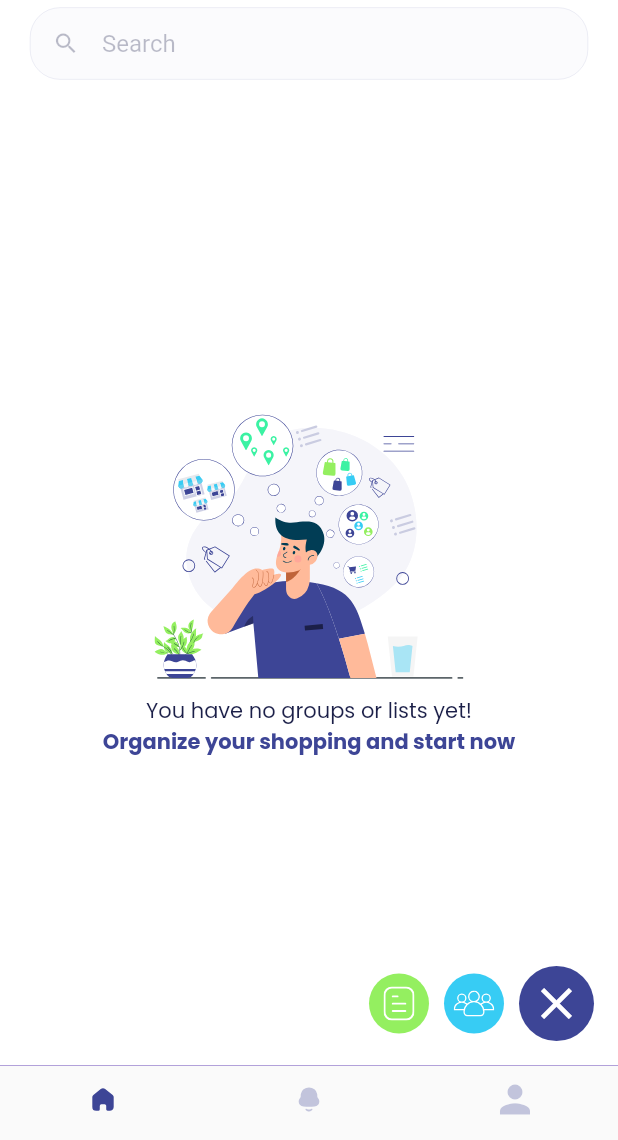
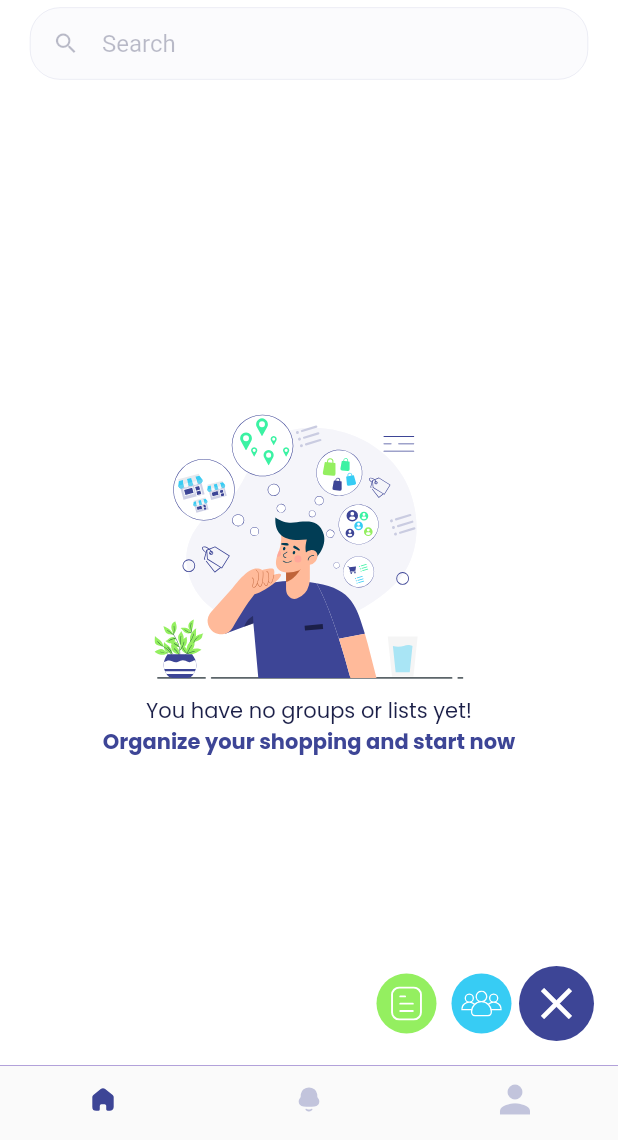
Before and after one commit to Mina-Nabil/shopanizer, a Flutter app: the screen it shows after launch, after a tap on the "add" icon, on a phone screen of 412 x 824 dp, the part 96-1236 px from its top. Run offline on Flutter 3.47's test engine with Material 2 defaults, Android fonts, the phone set to English and light mode, and no system bars; our stand-ins replace flutter_svg.

Commit message:
adjust FAB & working on new group screen

```diff
--- a/lib/main.dart
+++ b/lib/main.dart
@@ -28,6 +28,7 @@ class MyApp extends StatelessWidget {
           inputDecorationTheme: InputDecorationTheme(
               filled: true,
               fillColor: ShopColors.textInputBG,
+              contentPadding: EdgeInsets.symmetric(horizontal: 20, vertical: 0),
               enabledBorder: OutlineInputBorder(
                 borderRadius: BorderRadius.circular(20),
                 borderSide: BorderSide(
--- a/lib/screens/home/home_tab.dart
+++ b/lib/screens/home/home_tab.dart
@@ -25,8 +25,12 @@ class _HomeTabState extends State<HomeTab> {
         ),
       ),
       floatingActionButton: EaxpandableFAB(
-        addGroupAction: () => Navigator.push(context, MaterialPageRoute( builder: (BuildContext context) => NewGroupScreen())),
-        addListAction: () => Navigator.push(context, MaterialPageRoute(builder: (BuildContext context) => NewListScreen())),
+        widget1: SvgPicture.asset('assets/icons/group.svg'),
+        backgroundColor1: ShopColors.blue,
+        onPressed1: () => Navigator.push(context, MaterialPageRoute( builder: (BuildContext context) => NewGroupScreen())),
+        widget2: SvgPicture.asset('assets/icons/list.svg'),
+        backgroundColor2: ShopColors.green,
+        onPressed2: () => Navigator.push(context, MaterialPageRoute(builder: (BuildContext context) => NewListScreen())),
       ),
     );
   }
--- a/lib/shared/themes/shopanizer_theme.dart
+++ b/lib/shared/themes/shopanizer_theme.dart
@@ -14,4 +14,10 @@ class ShopColors {
   static Color tabBarBG = Color(0xFFFAFAFA);
   static Color tabBarBorder = Color(0xFF3809A3);
   static Color unSelectedTab = primary.withAlpha(76); // alpha 30%
+
+
+  static Color greenButton = Color(0xFF3BF2A3);
+
+
+
 }
--- a/lib/shared/widgets/expandable_floating_button.dart
+++ b/lib/shared/widgets/expandable_floating_button.dart
@@ -1,15 +1,24 @@
-
-
 import 'package:flutter/material.dart';
 import 'package:shopanizer/shared/themes/shopanizer_theme.dart';
 import 'package:shopanizer/shared/widgets/circular_button.dart';
-import 'package:flutter_svg/svg.dart';
+
 class EaxpandableFAB extends StatefulWidget {
+  EaxpandableFAB(
+      {required this.widget1,
+      required this.backgroundColor1,
+      required this.onPressed1,
+      this.widget2,
+      this.backgroundColor2,
+      this.onPressed2});
 
-  EaxpandableFAB({required this.addGroupAction, required this.addListAction});
+  final Widget widget1;
+  final Color backgroundColor1;
+  final VoidCallback onPressed1;
 
-  final VoidCallback addGroupAction;
-  final VoidCallback addListAction;
+  final Widget? widget2;
+  final Color? backgroundColor2;
+  final VoidCallback? onPressed2;
+
   @override
   _EaxpandableFABState createState() => _EaxpandableFABState();
 }
@@ -21,29 +30,12 @@ class _EaxpandableFABState extends State<EaxpandableFAB> {
     return Row(
       mainAxisAlignment: MainAxisAlignment.end,
       children: [
-          if(isAddPressed)
-          CircularButton(
-            backgroundColor: ShopColors.green,
-            radius: 20,
-            child: SvgPicture.asset('assets/icons/list.svg'),
-            onPressed: widget.addListAction,
-          ),
-          if(isAddPressed)
-          SizedBox(width: 10,),
-          if(isAddPressed)
-          CircularButton(
-            backgroundColor: ShopColors.blue,
-            radius: 20,
-            child: SvgPicture.asset('assets/icons/group.svg'),
-            onPressed: widget.addGroupAction,
-          ),
-          if(isAddPressed)
-          SizedBox(width: 10,),
+        if (isAddPressed) ..._getExpandedButtons(),
         CircularButton(
           backgroundColor: ShopColors.primary,
           radius: 25,
           child: Icon(
-              isAddPressed? Icons.close : Icons.add,
+            isAddPressed ? Icons.close : Icons.add,
             color: Colors.white,
           ),
           onPressed: () {
@@ -55,4 +47,34 @@ class _EaxpandableFABState extends State<EaxpandableFAB> {
       ],
     );
   }
+
+  List<Widget> _getExpandedButtons() {
+    List<Widget> buttons = [];
+
+    if (widget.widget2 != null) {
+      buttons.add(
+        Padding(
+          padding: const EdgeInsets.symmetric(horizontal: 5),
+          child: CircularButton(
+            backgroundColor: widget.backgroundColor2,
+            radius: 20,
+            child: widget.widget2,
+            onPressed: widget.onPressed2,
+          ),
+        ));
     }
+
+    buttons.add(
+      Padding(
+        padding: const EdgeInsets.symmetric(horizontal: 5),
+        child: CircularButton(
+          backgroundColor: widget.backgroundColor1,
+          radius: 20,
+          child: widget.widget1,
+          onPressed: widget.onPressed1,
+        ),
+      ));
+
+    return buttons;
+  }
+}
--- a/pubspec.yaml
+++ b/pubspec.yaml
@@ -50,6 +50,7 @@ flutter:
     - assets/icons/splashIcon.svg
     - assets/icons/group.svg
     - assets/icons/list.svg
+    - assets/icons/check.svg
     - assets/icons/tab_bar/home.svg
     - assets/icons/tab_bar/notifications.svg
     - assets/images/empty_home.svg
```
Also changed, not shown: lib/screens/home/new_group_screen.dart (+34 -4 lines), assets/icons/check.svg (added). Lines whose indentation alone changed are shown as unchanged.
